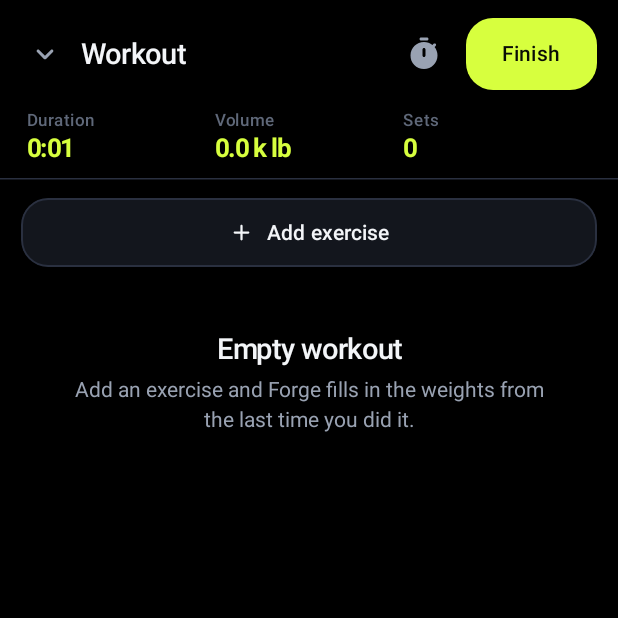
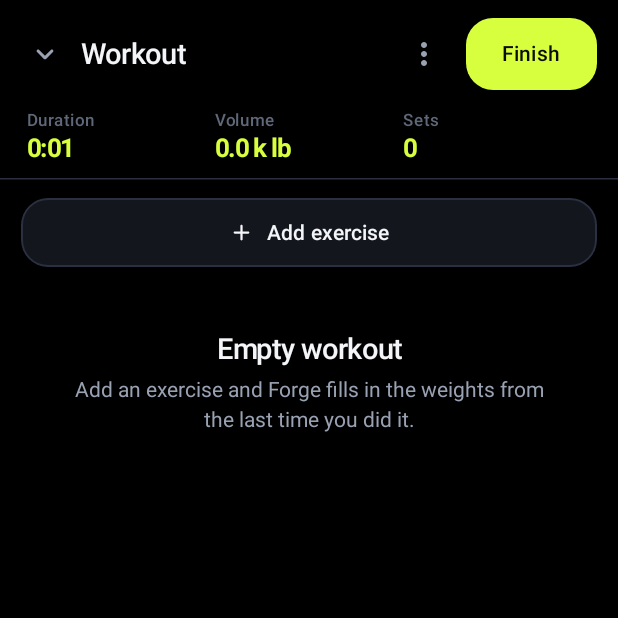
Before and after one commit to leoble123/Workout, an Android app built with Jetpack Compose: the screen it shows after launch (MainActivity), after a tap on "Start workout", on a phone screen of 412 x 824 dp, the top half of it. Run offline under Robolectric (Android 15) with nearby library versions, the phone set to English and light mode, and no system bars; our stand-ins replace Room's generated code.

Commit message:
Discarding workouts, and emphasis that actually covers abs
Two gaps.

There was no way to throw a workout away. Backing out marked a session
skipped and left it in history; a finished one could not be removed at all.
Backing out now simply puts the workout down - it keeps running and Today
offers to resume it, which is what a chevron should mean. Discarding is a
separate, deliberate item in the workout menu, and a finished workout can
be deleted from its History entry. Both confirm, both delete outright:
sets, session exercises and feedback cascade away, so records, volume and
insights stop counting them.

Emphasis offered eight hardcoded muscles and abs was not among them - there
was literally no way to ask for more abs. The chips are now built from
BodyPart, so every muscle is selectable, and a test asserts BodyPart covers
Muscle exhaustively rather than leaving the next addition to be noticed in
use.

Emphasis also does something better for small muscles. Abs, calves, side
and rear delts, traps and forearms are trained every session when
emphasised, rather than only on the days the split happens to cover them -
abs twice a week on leg day is not what "more abs" means. Big muscles are
unchanged: emphasising chest adds sets to the days that already press, and
a test pins that it does not appear on leg day.

104 tests.

Co-Authored-By: Claude Opus 5 <noreply@anthropic.com>
Claude-Session: https://claude.ai/code/session_01JW7i2iM3fLAc4VA2TDk47Y

```diff
--- a/app/src/main/java/com/leo/forge/ui/session/SessionScreen.kt
+++ b/app/src/main/java/com/leo/forge/ui/session/SessionScreen.kt
@@ -85,8 +85,9 @@ fun SessionScreen(
 
     LaunchedEffect(settings.showRir) { vm.setShowRir(settings.showRir) }
 
-    // Nothing logged means nothing to confirm; a dialog there is just a speed bump.
-    BackHandler { if (state.doneSets == 0) onDone() else showAbandon = true }
+    // Backing out puts the workout down rather than ending it - Today offers to resume.
+    // Throwing it away is a separate, deliberate action in the menu.
+    BackHandler { onDone() }
 
     val view = LocalView.current
     DisposableEffect(settings.keepScreenOn) {
@@ -98,8 +99,9 @@ fun SessionScreen(
         SessionTopBar(
             state = state,
             onFinish = { vm.prepareFinish(); showFinish = true },
-            onLeave = { if (state.doneSets == 0) onDone() else showAbandon = true },
+            onLeave = onDone,
             onManualRest = { vm.startRest(DEFAULT_MANUAL_REST) },
+            onDiscard = { showAbandon = true },
         )
         StatsStrip(state)
 
@@ -215,21 +217,22 @@ fun SessionScreen(
         AlertDialog(
             onDismissRequest = { showAbandon = false },
             containerColor = Forge.colors.surface2,
-            title = { Text("Leave this workout?", color = Forge.colors.textPrimary) },
+            title = { Text("Discard this workout?", color = Forge.colors.textPrimary) },
             text = {
                 Text(
-                    "${state.doneSets} sets are logged. You can come back to it, or end it here.",
+                    if (state.doneSets == 0) "Nothing is logged, so there is nothing to lose."
+                    else "${state.doneSets} logged sets will be deleted. This cannot be undone.",
                     color = Forge.colors.textSecondary,
                 )
             },
             confirmButton = {
-                TextButton(onClick = { showAbandon = false; onDone() }) {
-                    Text("Keep it open", color = Forge.colors.accent)
+                TextButton(onClick = { showAbandon = false; vm.discard(onDone) }) {
+                    Text("Discard", color = Forge.colors.danger)
                 }
             },
             dismissButton = {
-                TextButton(onClick = { showAbandon = false; vm.abandon(onDone) }) {
-                    Text("Discard", color = Forge.colors.danger)
+                TextButton(onClick = { showAbandon = false }) {
+                    Text("Keep training", color = Forge.colors.accent)
                 }
             },
         )
@@ -246,7 +249,9 @@ private fun SessionTopBar(
     onFinish: () -> Unit,
     onLeave: () -> Unit,
     onManualRest: () -> Unit,
+    onDiscard: () -> Unit,
 ) {
+    var menu by remember { mutableStateOf(false) }
     Row(
         Modifier
             .fillMaxWidth()
@@ -263,8 +268,24 @@ private fun SessionTopBar(
             maxLines = 1,
             modifier = Modifier.weight(1f),
         )
-        IconButton(onClick = onManualRest) {
-            Icon(Icons.Rounded.Timer, "Start a rest", tint = Forge.colors.textSecondary)
+        Box {
+            IconButton(onClick = { menu = true }) {
+                Icon(Icons.Rounded.MoreVert, "Workout options", tint = Forge.colors.textSecondary)
+            }
+            DropdownMenu(menu, { menu = false }, containerColor = Forge.colors.surface3) {
+                DropdownMenuItem(
+                    text = { Text("Start a rest timer", color = Forge.colors.textPrimary) },
+                    onClick = { menu = false; onManualRest() },
+                )
+                DropdownMenuItem(
+                    text = { Text("Leave it running", color = Forge.colors.textPrimary) },
+                    onClick = { menu = false; onLeave() },
+                )
+                DropdownMenuItem(
+                    text = { Text("Discard workout", color = Forge.colors.danger) },
+                    onClick = { menu = false; onDiscard() },
+                )
+            }
         }
         Spacer(Modifier.width(4.dp))
         PrimaryButton("Finish", onClick = onFinish)
--- a/app/src/main/java/com/leo/forge/ui/session/SessionViewModel.kt
+++ b/app/src/main/java/com/leo/forge/ui/session/SessionViewModel.kt
@@ -327,11 +327,11 @@ class SessionViewModel(
         }
     }
 
-    fun abandon(onDone: () -> Unit) {
+    fun discard(onDone: () -> Unit) {
         val session = sessionFlow.value ?: return onDone()
         viewModelScope.launch {
             restTimer.stop()
-            workouts.abandonSession(session.id)
+            workouts.deleteSession(session.id)
             dismissed.value = true
             onDone()
         }
```
Also changed, not shown: app/src/main/java/com/leo/forge/data/repo/Repositories.kt (+8 -4 lines), app/src/main/java/com/leo/forge/domain/mesocycle/MesocycleGenerator.kt (+19 -3 lines), app/src/main/java/com/leo/forge/ui/history/HistoryScreen.kt (+41 -0 lines), app/src/main/java/com/leo/forge/ui/history/HistoryViewModel.kt (+11 -2 lines), app/src/main/java/com/leo/forge/ui/program/ProgramScreen.kt (+10 -4 lines), 2 other files.
